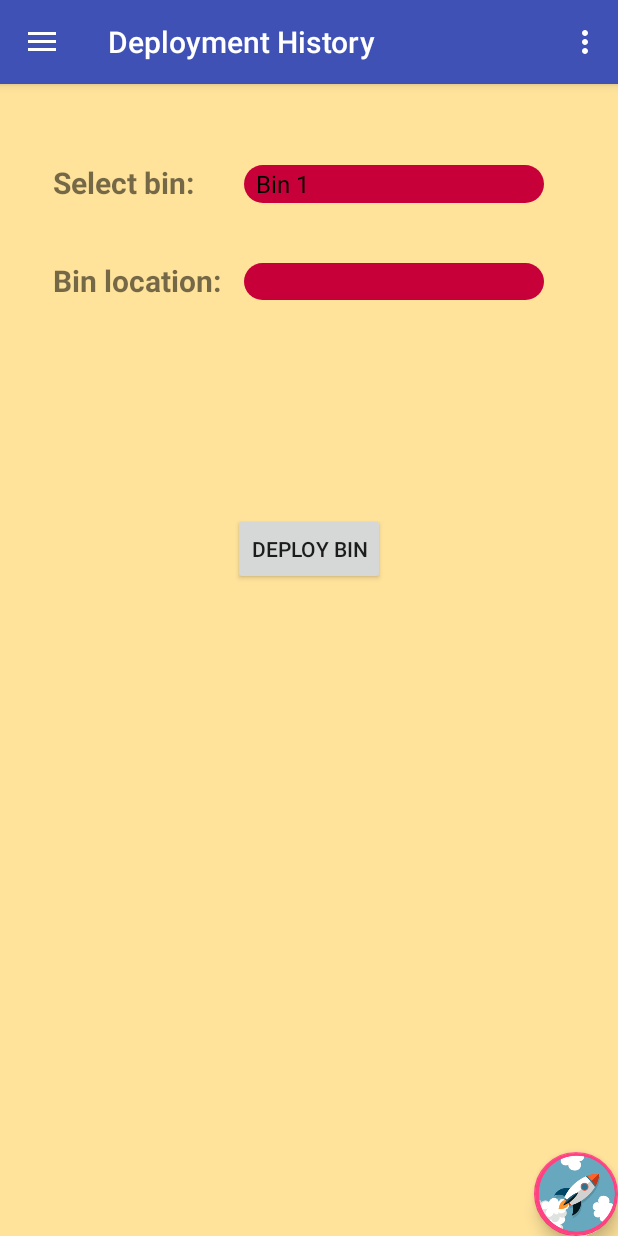
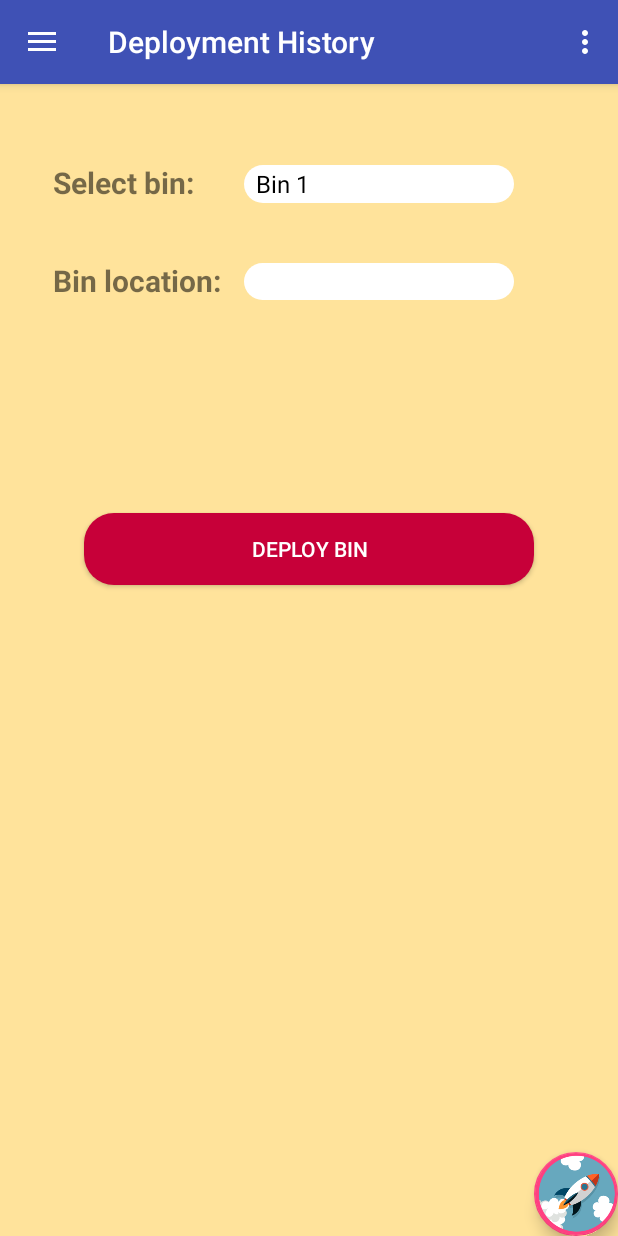
Before and after one commit to devonexus/project-payoy, an Android app: the DeployBinActivity screen opened directly, with no data from a screen before it, on a phone screen of 412 x 824 dp. Run offline under Robolectric (Android 15) with nearby library versions, the phone set to English and light mode, and no system bars; our stand-ins replace Picasso; libraries missing offline, so code that uses them is left out: jp.wasabeef.picasso; pictures from the network do not load; 2 statements that could not run were skipped.

Commit message:
Additional designs

```diff
--- a/app/src/main/java/com/example/apaodevo/basura_juan/Activities/DeployBinActivity.java
+++ b/app/src/main/java/com/example/apaodevo/basura_juan/Activities/DeployBinActivity.java
@@ -1,16 +1,21 @@
 package com.example.apaodevo.basura_juan.Activities;
 
 import android.content.Context;
+import android.graphics.Color;
+import android.graphics.drawable.GradientDrawable;
 import android.os.Bundle;
 import android.view.LayoutInflater;
 import android.view.View;
 import android.widget.ArrayAdapter;
+import android.widget.Button;
 import android.widget.Spinner;
 
 import com.example.apaodevo.basura_juan.R;
 
 public class DeployBinActivity extends NavigationDrawerActivity{
 
+
+    private Button btnDeploy;
     @Override
     protected void onCreate(Bundle savedInstanceState) {
         super.onCreate(savedInstanceState);
@@ -23,6 +28,7 @@ public class DeployBinActivity extends NavigationDrawerActivity{
 
         //get the spinner from the xml.
         Spinner dropdown = (Spinner)findViewById(R.id.spinner1);
+        btnDeploy   = (Button) findViewById(R.id.btn_deploy);
         //create a list of items for the spinner.
         String[] items = new String[]{"Bin 1", "Bin 2", "Bin 3"};
         //create an adapter to describe how the items are displayed, adapters are used in several places in android.
@@ -31,5 +37,8 @@ public class DeployBinActivity extends NavigationDrawerActivity{
         //set the spinners adapter to the previously created one.
         dropdown.setAdapter(adapter);
         fab.setImageResource(R.drawable.deploy);
+
+        GradientDrawable sd = (GradientDrawable) btnDeploy.getBackground();
+        sd.setColor(Color.rgb(199, 0, 57));
     }
 }
--- a/app/src/main/res/layout/activity_deploy_bin.xml
+++ b/app/src/main/res/layout/activity_deploy_bin.xml
@@ -14,6 +14,7 @@
         android:layout_height="wrap_content"
         android:textSize="20dp"
         android:textStyle="bold"
+
         android:layout_centerInParent="true"
         android:layout_marginStart="35dp"
         android:layout_marginTop="108dp"
@@ -36,7 +37,9 @@
 
     <EditText
         android:id="@+id/editText3"
-        android:layout_width="200dp"
+        android:layout_width="180dp"
+        android:layout_marginRight="10dp"
+        android:backgroundTint="@color/colorWhite"
         android:layout_height="wrap_content"
         android:background="@drawable/rounded_edittext"
         android:ems="10"
@@ -48,8 +51,10 @@
 
     <Button
         android:id="@+id/btn_deploy"
-        android:layout_width="wrap_content"
+        android:layout_width="300dp"
+        android:textColor="@color/colorWhite"
         android:layout_centerInParent="true"
+        android:background="@drawable/rounded_edittext"
         android:layout_height="wrap_content"
         android:text="Deploy Bin"
         android:layout_below="@+id/textView5"
@@ -58,10 +63,10 @@
 
         <Spinner
             android:id="@+id/spinner1"
-
-            android:layout_width="200dp"
+            android:backgroundTint="@color/colorWhite"
+            android:layout_width="180dp"
             android:layout_height="25dp"
-
+            android:layout_marginRight="10dp"
             android:background="@drawable/rounded_edittext"
             android:spinnerMode="dropdown"
             android:layout_above="@+id/textView5"
--- a/app/src/main/res/layout/content_bin_list.xml
+++ b/app/src/main/res/layout/content_bin_list.xml
@@ -15,9 +15,9 @@
 
                 <EditText
                     android:id="@+id/search_bin"
-                    android:layout_width="300dp"
+                    android:layout_width="match_parent"
                     android:layout_height="35dp"
-                    android:paddingLeft="10dp"
+                    android:paddingLeft="15dp"
                     android:backgroundTint="@color/colorWhite"
                     android:drawableLeft="@drawable/search_icon"
                     android:drawablePadding="@android:dimen/app_icon_size"
```
